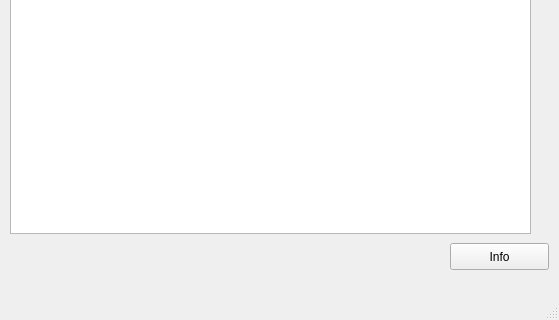
Above: EditorTexto/editortexto.ui from lucasnnobrega/Qt before the change; both pictures show x 0 to 559 and y 164 to 484 of the 559 by 484 pixel window. Below: the same form after it.
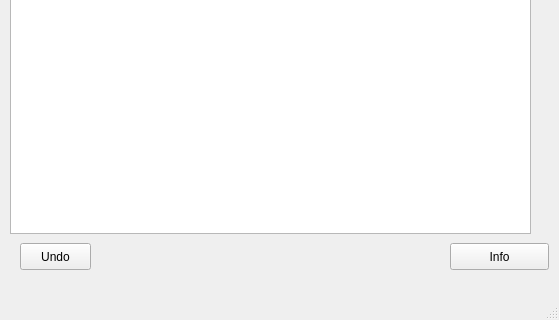
That is the form after the change. Custom widgets are drawn as their Qt base class.

```diff
--- a/EditorTexto/editortexto.ui
+++ b/EditorTexto/editortexto.ui
@@ -109,6 +109,19 @@
      <string>Open File</string>
     </property>
    </widget>
+   <widget class="QPushButton" name="Undo">
+    <property name="geometry">
+     <rect>
+      <x>20</x>
+      <y>390</y>
+      <width>71</width>
+      <height>27</height>
+     </rect>
+    </property>
+    <property name="text">
+     <string>Undo</string>
+    </property>
+   </widget>
   </widget>
   <widget class="QMenuBar" name="menuBar">
    <property name="geometry">
```
Left out of the diff: 2 changed lines with no effect on the pictures.
